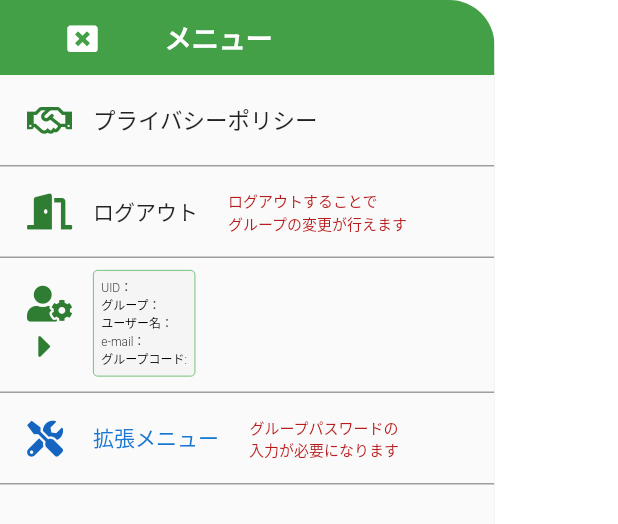
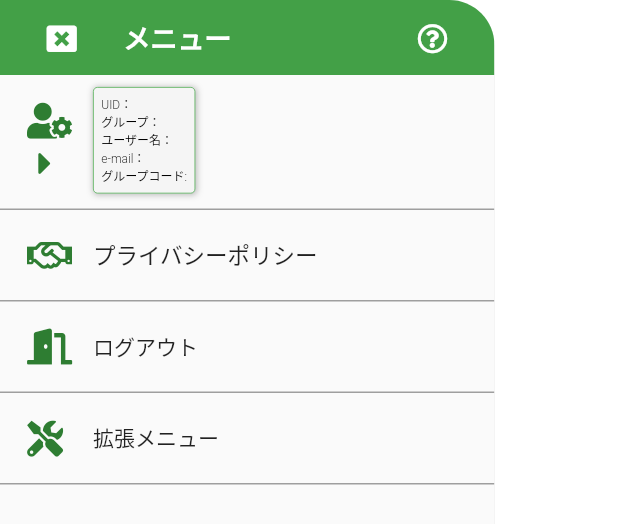
Before and after one commit to YoshitakaAndou/motokosan, a Flutter app: the HomeDrawer widget shown alone on an empty page, opened directly with empty values, on a phone screen of 412 x 824 dp. Shown: the top 524 px of the screen. Run offline on Flutter 3.47's test engine with Material 2 defaults, Android fonts, the light colour scheme and no system bars; our stand-ins replace awesome_dialog, cached_network_image, cloud_firestore, firebase_auth, firebase_core, firebase_storage and 13 more; missing offline and left inert: soundpool; accounts and stored records are empty.

Commit message:
HomeDrawerを変更

```diff
--- a/lib/data/group_data/group_window.dart
+++ b/lib/data/group_data/group_window.dart
@@ -132,13 +132,13 @@ class _GroupWindowState extends State<GroupWindow> {
           border: Border.all(color: Colors.grey),
           borderRadius: BorderRadius.circular(widget.radius),
           boxShadow: [
-          BoxShadow(
-            color: Colors.black26,
-            blurRadius: 5.0,
-            spreadRadius: 0.5,
-            offset: Offset(0.5, 0.5),
-          )
-        ],
+            const BoxShadow(
+              color: Colors.black26,
+              blurRadius: 3.0,
+              spreadRadius: 0.5,
+              offset: Offset(0.5, 0.5),
+            )
+          ],
         ),
         child: ListTile(
           dense: true,
--- a/lib/home/home_drawer.dart
+++ b/lib/home/home_drawer.dart
@@ -37,6 +37,7 @@ class HomeDrawer extends StatefulWidget {
 class _HomeDrawerState extends State<HomeDrawer> {
   bool _isToolsShow = false;
   String _menuTitle = "メニュー";
+  bool _isShowSubTitle = false;
 
   @override
   Widget build(BuildContext context) {
@@ -56,6 +57,13 @@ class _HomeDrawerState extends State<HomeDrawer> {
                     height: widget.size.height - 150,
                     child: ListView(
                       children: [
+                        HomeUserData(
+                          widget._userData,
+                          (String txt) {
+                            widget._userData.userName = txt;
+                            model.setUpdate();
+                          },
+                        ),
                         DrawerMenuItem(
                           context: context,
                           title: "プライバシーポリシー",
@@ -86,15 +94,10 @@ class _HomeDrawerState extends State<HomeDrawer> {
                               FontAwesomeIcons.doorOpen,
                               color: Colors.green[800],
                             ),
-                            child: _logOutMenuSubTitle(),
+                            child: _isShowSubTitle
+                                ? _logOutMenuSubTitle()
+                                : Container(),
                             onTap: () => _logOutOnTap(context),
-                          ),
-                        HomeUserData(
-                          widget._userData,
-                          (String txt) {
-                            widget._userData.userName = txt;
-                            model.setUpdate();
-                          },
                           ),
                         if (_isToolsShow)
                           DrawerMenuItem(
@@ -165,13 +168,14 @@ class _HomeDrawerState extends State<HomeDrawer> {
                           DrawerMenuItem(
                             context: context,
                             title: "拡張メニュー",
-                            titleColor: Colors.blue[700],
                             titleSize: 14,
                             icon: Icon(
                               FontAwesomeIcons.tools,
-                              color: Colors.blue[800],
+                              color: Colors.green[800],
                             ),
-                            child: _extendMenuSubTitle(),
+                            child: _isShowSubTitle
+                                ? _extendMenuSubTitle()
+                                : Container(),
                             onTap: () => _editToolOnTap(context),
                           ),
                       ],
@@ -234,11 +238,7 @@ class _HomeDrawerState extends State<HomeDrawer> {
   }
 
   Widget _title(BuildContext context) {
-    return GestureDetector(
-      onTap: () {
-        Navigator.pop(context);
-      },
-      child: Container(
+    return Container(
       width: double.infinity,
       height: 50,
       color: Colors.green[600],
@@ -246,15 +246,39 @@ class _HomeDrawerState extends State<HomeDrawer> {
         children: [
           Expanded(
             flex: 1,
-              child: Icon(FontAwesomeIcons.solidWindowClose,
-                  color: Colors.white, size: 20),
+            child: GestureDetector(
+              child: Icon(
+                FontAwesomeIcons.solidWindowClose,
+                color: Colors.white,
+                size: 20,
+              ),
+              onTap: () {
+                Navigator.pop(context);
+              },
+            ),
           ),
           Expanded(
             flex: 2,
             child: Text(_menuTitle, style: cTextUpBarLL, textScaleFactor: 1),
           ),
+          Expanded(
+            flex: 1,
+            child: GestureDetector(
+              child: Icon(
+                _isShowSubTitle
+                    ? FontAwesomeIcons.solidQuestionCircle
+                    : FontAwesomeIcons.questionCircle,
+                color: Colors.white,
+                size: 20,
+              ),
+              onTap: () {
+                setState(() {
+                  _isShowSubTitle = !_isShowSubTitle;
+                });
+              },
+            ),
+          ),
         ],
-        ),
       ),
     );
   }
@@ -419,8 +443,6 @@ class _HomeDrawerState extends State<HomeDrawer> {
   }
 
   Future<void> _editToolOnTap(BuildContext context) async {
-    // final _groupData =
-    //     await FSGroupData.instance.fetchGroupData(widget._userData.userGroup);
     final _groupData = Provider.of<AuthModel>(context, listen: false).groupData;
     if (_groupData.email == widget._userData.userEmail) {
       setState(() {
--- a/lib/home/home_userdata.dart
+++ b/lib/home/home_userdata.dart
@@ -94,6 +94,14 @@ class _HomeUserDataState extends State<HomeUserData> {
                         borderRadius: const BorderRadius.all(
                           const Radius.circular(3.0),
                         ),
+                        boxShadow: [
+                          const BoxShadow(
+                            color: Colors.black26,
+                            blurRadius: 3.0,
+                            spreadRadius: 0.5,
+                            offset: Offset(0.5, 0.5),
+                          )
+                        ],
                         color: Colors.grey[100],
                       ),
                       child: Column(
```
Lines whose indentation alone changed are shown as unchanged.
